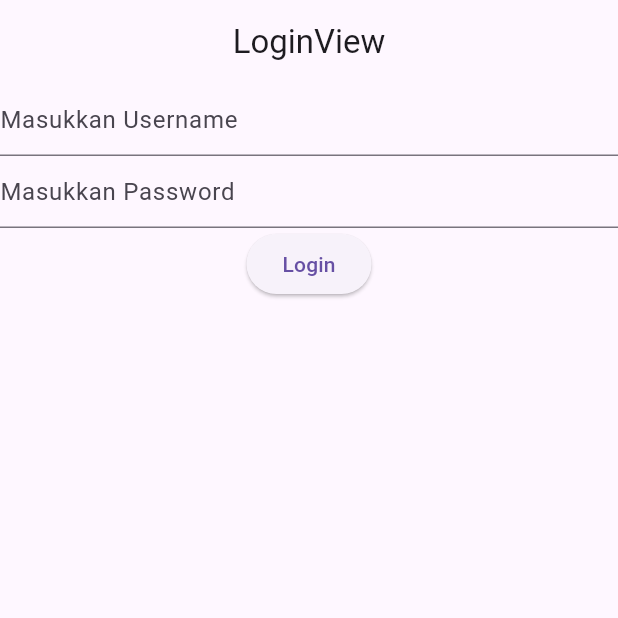
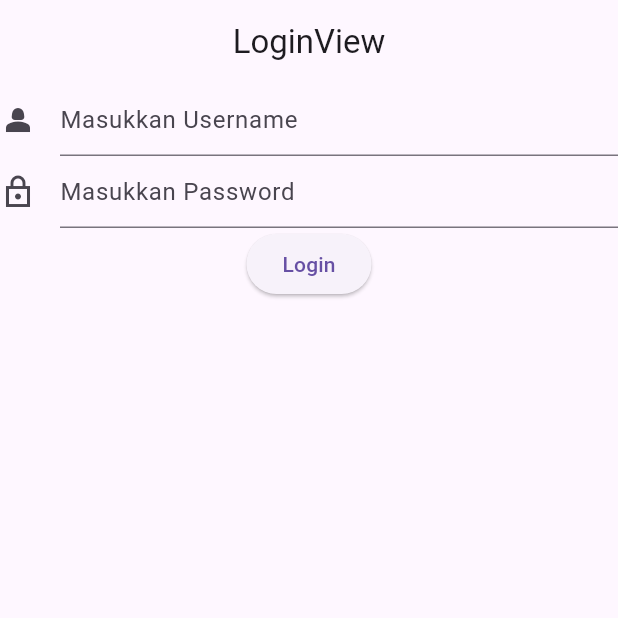
Before and after one commit to Frznndo/petugasperpustakaan, a Flutter app: the screen it shows after launch, on a phone screen of 412 x 824 dp, the top half of it. Run offline on Flutter 3.47's test engine with Material 3 defaults, Android fonts, the phone set to English and light mode, and no system bars; our stand-ins replace dio, get, get_storage, pretty_dio_logger.

```diff
--- a/lib/app/modules/login/views/login_view.dart
+++ b/lib/app/modules/login/views/login_view.dart
@@ -20,7 +20,7 @@ class LoginView extends GetView<LoginController> {
             children: [
               TextFormField(
                 controller: controller.usernameController,
-                decoration: InputDecoration(hintText: "Masukkan Username"),
+                decoration: InputDecoration(hintText: "Masukkan Username", icon: Icon(Icons.person_2_sharp)),
                 validator: (value){
                   if (value!.isEmpty) { //minimal username
                     return "Username tidak boleh kosong";
@@ -30,7 +30,7 @@ class LoginView extends GetView<LoginController> {
               ),
               TextFormField(
                   controller: controller.passwordController,
-                  decoration: InputDecoration(hintText: "Masukkan Password"),
+                  decoration: InputDecoration(hintText: "Masukkan Password", icon: Icon(Icons.lock_outline_sharp)),
                   validator: (value){
                     if (value!.length<2) { //minimal huruf password
                       return "password tidak boleh kosong";
```
